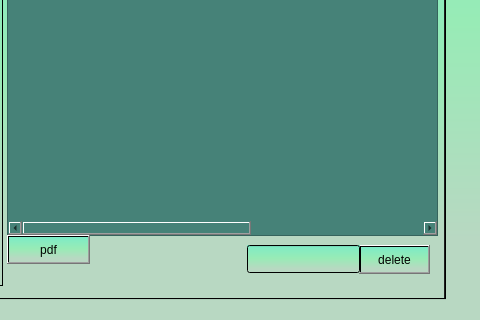
First picture: the form in mainwindow.ui, repository ProjetCPP-S2-2A15/projetcpp2a15-proliga, before the edit; both pictures show x 437 to 917 and y 241 to 561 of the 917 by 561 pixel window.
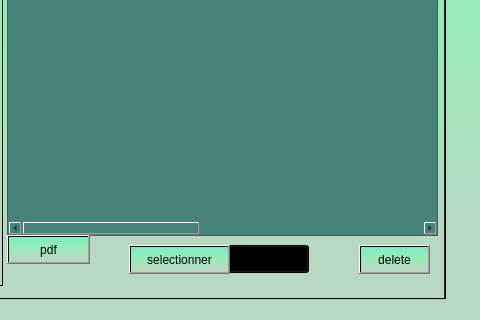
Second picture: the form after the edit. Icons and pictures are not drawn.

Patch:
```diff
--- a/mainwindow.ui
+++ b/mainwindow.ui
@@ -797,6 +797,16 @@
              <string>Nationalite</string>
             </property>
            </column>
+           <column>
+            <property name="text">
+             <string>Nb_Yellow</string>
+            </property>
+           </column>
+           <column>
+            <property name="text">
+             <string>Nb_Red</string>
+            </property>
+           </column>
            <column>
             <property name="text">
              <string>Options</string>
@@ -821,16 +831,6 @@
             <string>delete</string>
            </property>
           </widget>
-          <widget class="QLineEdit" name="deleteInput">
-           <property name="geometry">
-            <rect>
-             <x>480</x>
-             <y>380</y>
-             <width>113</width>
-             <height>28</height>
-            </rect>
-           </property>
-          </widget>
           <widget class="QPushButton" name="pdfButton">
            <property name="geometry">
             <rect>
@@ -918,7 +918,7 @@
             </property>
            </item>
           </widget>
-          <widget class="QWidget" name="">
+          <widget class="QWidget" name="layoutWidget">
            <property name="geometry">
             <rect>
              <x>20</x>
@@ -1192,6 +1192,29 @@
             </item>
            </layout>
           </widget>
+          <widget class="QComboBox" name="liste_Joueurs">
+           <property name="geometry">
+            <rect>
+             <x>460</x>
+             <y>380</y>
+             <width>82</width>
+             <height>28</height>
+            </rect>
+           </property>
+          </widget>
+          <widget class="QPushButton" name="ArduinoButton">
+           <property name="geometry">
+            <rect>
+             <x>362</x>
+             <y>380</y>
+             <width>101</width>
+             <height>29</height>
+            </rect>
+           </property>
+           <property name="text">
+            <string>selectionner</string>
+           </property>
+          </widget>
          </widget>
          <widget class="QWidget" name="statsTab">
           <attribute name="title">
```
